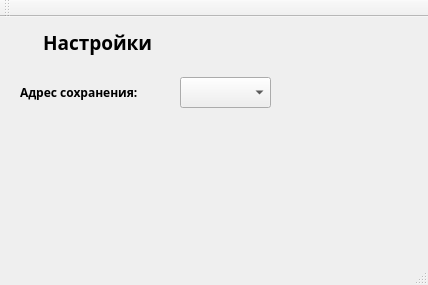
Old version of the form sescreenclient-1.0.0/src/mainwindow.ui in the repository SEScreen/Client.
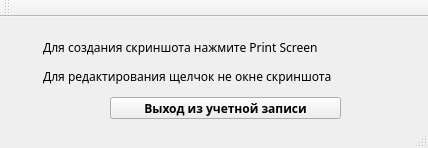
New version of the form. Icons and pictures are not drawn.

Patch:
```diff
--- a/sescreenclient-1.0.0/src/mainwindow.ui
+++ b/sescreenclient-1.0.0/src/mainwindow.ui
@@ -7,7 +7,7 @@
     <x>0</x>
     <y>0</y>
     <width>428</width>
-    <height>285</height>
+    <height>148</height>
    </rect>
   </property>
   <property name="windowTitle">
@@ -36,8 +36,8 @@
      <rect>
       <x>20</x>
       <y>10</y>
-      <width>171</width>
-      <height>31</height>
+      <width>391</width>
+      <height>71</height>
      </rect>
     </property>
     <property name="font">
@@ -53,41 +53,20 @@
 }</string>
     </property>
     <property name="text">
-     <string>&lt;html&gt;&lt;head/&gt;&lt;body&gt;&lt;p&gt;&lt;span style=&quot; font-size:14pt; font-weight:600;&quot;&gt;Настройки&lt;/span&gt;&lt;/p&gt;&lt;/body&gt;&lt;/html&gt;</string>
+     <string>&lt;html&gt;&lt;head/&gt;&lt;body&gt;&lt;p&gt;&lt;span style=&quot; font-weight:400;&quot;&gt;Для создания скриншота нажмите Print Screen&lt;/span&gt;&lt;/p&gt;&lt;p&gt;&lt;span style=&quot; font-weight:400;&quot;&gt;Для редактирования щелчок не окне скриншота&lt;/span&gt;&lt;/p&gt;&lt;/body&gt;&lt;/html&gt;</string>
     </property>
    </widget>
-   <widget class="QLabel" name="label_2">
+   <widget class="QPushButton" name="exit">
     <property name="geometry">
      <rect>
-      <x>20</x>
-      <y>60</y>
-      <width>151</width>
-      <height>31</height>
+      <x>110</x>
+      <y>80</y>
+      <width>231</width>
+      <height>22</height>
      </rect>
     </property>
-    <property name="font">
-     <font>
-      <family>Aaargh</family>
-      <pointsize>9</pointsize>
-     </font>
-    </property>
-    <property name="styleSheet">
-     <string notr="true">QLabel{
-	font-family:Aaargh;
-}</string>
-    </property>
     <property name="text">
-     <string>&lt;html&gt;&lt;head/&gt;&lt;body&gt;&lt;p&gt;Адрес сохранения: &lt;/p&gt;&lt;/body&gt;&lt;/html&gt;</string>
-    </property>
-   </widget>
-   <widget class="QComboBox" name="comboBox">
-    <property name="geometry">
-     <rect>
-      <x>180</x>
-      <y>60</y>
-      <width>91</width>
-      <height>31</height>
-     </rect>
+     <string>Выход из учетной записи</string>
     </property>
    </widget>
   </widget>
```
